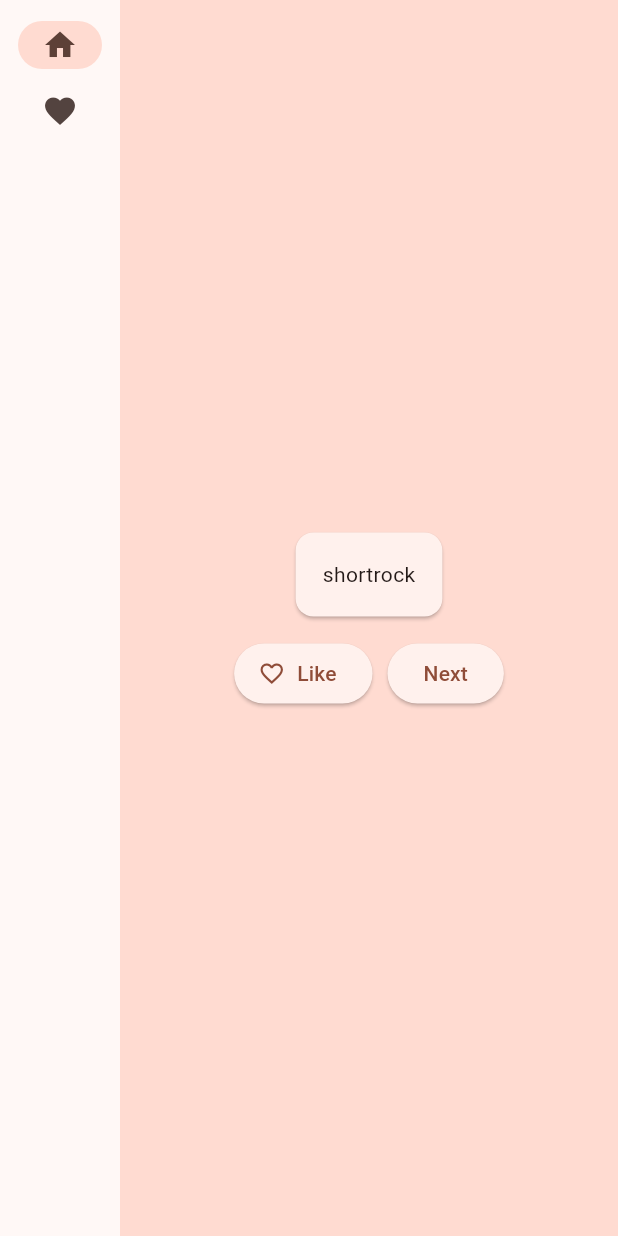
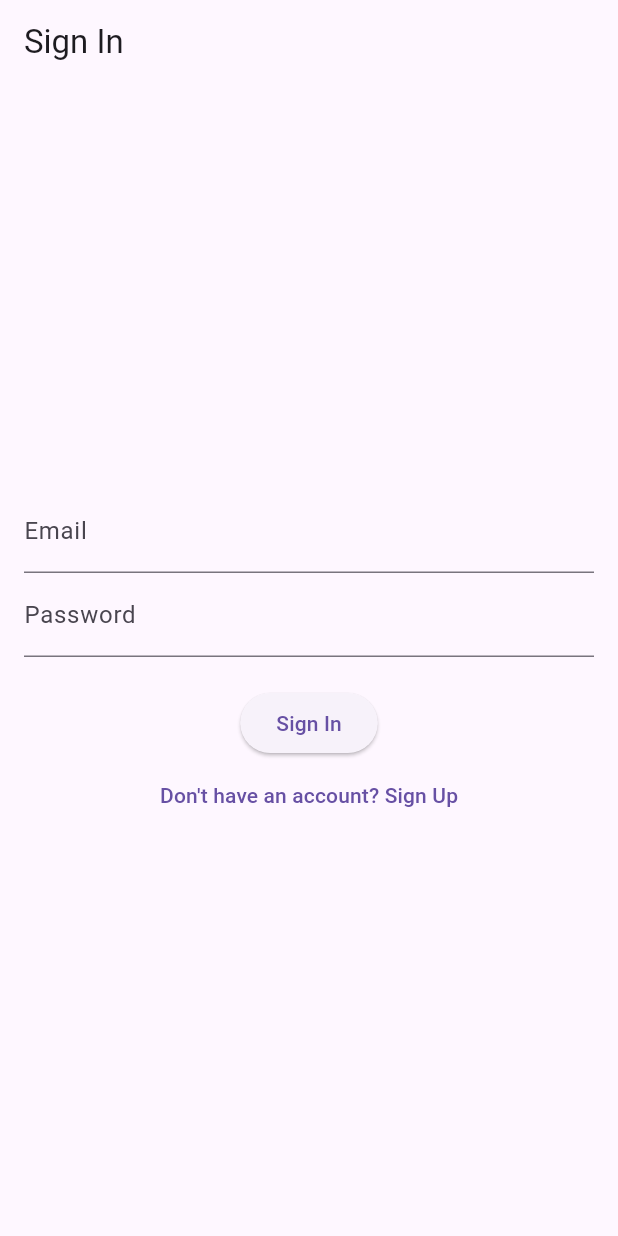
Before and after one commit to kechkarayoub/hquality, a Flutter app: the screen it shows after launch, on a phone screen of 412 x 824 dp. Run offline on Flutter 3.47's test engine with Material 3 defaults, Android fonts, the phone set to English and light mode, and no system bars.

Commit message:
begin sign in/up pages

```diff
--- a/lib/main.dart
+++ b/lib/main.dart
@@ -1,197 +1,24 @@
-import 'package:english_words/english_words.dart';
 import 'package:flutter/material.dart';
-import 'package:provider/provider.dart';
+import 'pages/sign_in_page.dart';
+import 'pages/sign_up_page.dart';
 
 void main() {
   runApp(MyApp());
 }
 
 class MyApp extends StatelessWidget {
-  const MyApp({super.key});
-
   @override
   Widget build(BuildContext context) {
-    return ChangeNotifierProvider(
-      create: (context) => MyAppState(),
-      child: MaterialApp(
-        title: 'Namer App',
-        theme: ThemeData(
-          useMaterial3: true,
-          colorScheme: ColorScheme.fromSeed(seedColor: Colors.deepOrange),
-        ),
-        home: MyHomePage(),
+    return MaterialApp(
+      title: 'Auth App',
+      theme: ThemeData(
+        primarySwatch: Colors.blue,
       ),
+      home: SignInPage(),
+      routes: {
+        SignInPage.routeName: (context) => SignInPage(),
+        SignUpPage.routeName: (context) => SignUpPage(),
+      },
     );
   }
 }
-
-class MyAppState extends ChangeNotifier {
-  var current = WordPair.random();
-  void getNext(){
-    current = WordPair.random();
-    notifyListeners();
-  }
-  var favorites = <WordPair>[];
-
-  void toggleFavorite() {
-    if (favorites.contains(current)) {
-      favorites.remove(current);
-    } else {
-      favorites.add(current);
-    }
-    notifyListeners();
-  }
-}
-
-
-class MyHomePage extends StatefulWidget {
-  @override
-  State<MyHomePage> createState() => _MyHomePageState();
-}
-
-class _MyHomePageState extends State<MyHomePage> {
-  var selectedIndex = 0;
-  @override
-  Widget build(BuildContext context) {
-    Widget page;
-    switch (selectedIndex) {
-      case 0:
-        page = GeneratorPage();
-        break;
-      case 1:
-        page = FavoritesPage();
-        break;
-      default:
-        throw UnimplementedError('no widget for $selectedIndex');
-    }
-    return LayoutBuilder(
-      builder: (context, constraints) {
-        return Scaffold(
-          body: Row(
-            children: [
-              SafeArea(
-                child: NavigationRail(
-                  extended: constraints.maxWidth >= 600,
-                  destinations: [
-                    NavigationRailDestination(
-                      icon: Icon(Icons.home),
-                      label: Text('Home'),
-                    ),
-                    NavigationRailDestination(
-                      icon: Icon(Icons.favorite),
-                      label: Text('Favorites'),
-                    ),
-                  ],
-                  selectedIndex: selectedIndex,
-                  onDestinationSelected: (value) {
-                    setState(() {
-                      selectedIndex = value;
-                    });
-                  },
-                ),
-              ),
-              Expanded(
-                child: Container(
-                  color: Theme.of(context).colorScheme.primaryContainer,
-                  child: page,
-                ),
-              ),
-            ],
-          ),
-        );
-      }
-    );
-  }
-}
-
-
-class GeneratorPage extends StatelessWidget {
-  @override
-  Widget build(BuildContext context) {
-    var appState = context.watch<MyAppState>();
-    var pair = appState.current;
-
-    IconData icon;
-    if (appState.favorites.contains(pair)) {
-      icon = Icons.favorite;
-    } else {
-      icon = Icons.favorite_border;
-    }
-
-    return Center(
-      child: Column(
-        mainAxisAlignment: MainAxisAlignment.center,
-        children: [
-          BigCard(pair: pair),
-          SizedBox(height: 10),
-          Row(
-            mainAxisSize: MainAxisSize.min,
-            children: [
-              ElevatedButton.icon(
-                onPressed: () {
-                  appState.toggleFavorite();
-                },
-                icon: Icon(icon),
-                label: Text('Like'),
-              ),
-              SizedBox(width: 10),
-              ElevatedButton(
-                onPressed: () {
-                  appState.getNext();
-                },
-                child: Text('Next'),
-              ),
-            ],
-          ),
-        ],
-      ),
-    );
-  }
-}
-
-class FavoritesPage extends StatelessWidget {
-  @override
-  Widget build(BuildContext context) {
-    var appState = context.watch<MyAppState>();
-
-    if (appState.favorites.isEmpty) {
-      return Center(
-        child: Text('No favorites yet.'),
-      );
-    }
-
-    return ListView(
-      children: [
-        Padding(
-          padding: const EdgeInsets.all(20),
-          child: Text('You have '
-              '${appState.favorites.length} favorites:'),
-        ),
-        for (var pair in appState.favorites)
-          ListTile(
-            leading: Icon(Icons.favorite),
-            title: Text(pair.asLowerCase),
-          ),
-      ],
-    );
-  }
-}
-
-class BigCard extends StatelessWidget {
-  const BigCard({
-    super.key,
-    required this.pair,
-  });
-
-  final WordPair pair;
-
-  @override
-  Widget build(BuildContext context) {
-    return Card(
-      child: Padding(
-        padding: const EdgeInsets.all(18.0),
-        child: Text(pair.asLowerCase),
-      ),
-    );
-  }
-}
--- /dev/null
+++ b/lib/pages/sign_in_page.dart
@@ -0,0 +1,86 @@
+import 'package:flutter/material.dart';
+import 'sign_up_page.dart';
+
+class SignInPage extends StatefulWidget {
+  static const routeName = '/sign-in';
+
+  @override
+  _SignInPageState createState() => _SignInPageState();
+}
+
+class _SignInPageState extends State<SignInPage> {
+  final _formKey = GlobalKey<FormState>();
+  final TextEditingController _emailController = TextEditingController();
+  final TextEditingController _passwordController = TextEditingController();
+
+  @override
+  Widget build(BuildContext context) {
+    return Scaffold(
+      appBar: AppBar(
+        title: Text('Sign In'),
+      ),
+      body: Padding(
+        padding: EdgeInsets.all(16.0),
+        child: Form(
+          key: _formKey,
+          child: Column(
+            mainAxisAlignment: MainAxisAlignment.center,
+            children: [
+              TextFormField(
+                controller: _emailController,
+                decoration: InputDecoration(labelText: 'Email'),
+                validator: (value) {
+                  if (value == null || value.isEmpty) {
+                    return 'Please enter your email';
+                  }
+                  if (!RegExp(r'^[^@]+@[^@]+\.[^@]+').hasMatch(value)) {
+                    return 'Please enter a valid email address';
+                  }
+                  return null;
+                },
+              ),
+              TextFormField(
+                controller: _passwordController,
+                decoration: InputDecoration(labelText: 'Password'),
+                obscureText: true,
+                validator: (value) {
+                  if (value == null || value.isEmpty) {
+                    return 'Please enter your password';
+                  }
+                  return null;
+                },
+              ),
+              SizedBox(height: 20),
+              ElevatedButton(
+                onPressed: () {
+                  if (_formKey.currentState!.validate()) {
+                    // Perform the sign-in logic
+                    signInUser();
+                  }
+                },
+                child: Text('Sign In'),
+              ),
+              TextButton(
+                onPressed: () {
+                  Navigator.pushNamed(context, SignUpPage.routeName);
+                },
+                child: Text('Don\'t have an account? Sign Up'),
+              ),
+            ],
+          ),
+        ),
+      ),
+    );
+  }
+
+  void signInUser() {
+    // Add your sign-in logic here, such as an HTTP request to your backend.
+    final email = _emailController.text;
+    final password = _passwordController.text;
+
+    print('Email: $email');
+    print('Password: $password');
+
+    // Here you would send the data to your backend server
+  }
+}
--- /dev/null
+++ b/lib/utils/utils.dart
@@ -0,0 +1,3 @@
+
+final RegExp emailRegExp = RegExp(r'^[a-zA-Z0-9._%+-]+@[a-zA-Z0-9.-]+\.[a-zA-Z]{2,}$');
+final RegExp nameRegExp = RegExp(r"^[a-zA-ZÀ-ÿ\s-]+$");
--- a/pubspec.yaml
+++ b/pubspec.yaml
@@ -11,9 +11,11 @@ environment:
 dependencies:
   flutter:
     sdk: flutter
-
   english_words: ^4.0.0
+  flutter_localizations:
+    sdk: flutter
   http: ^1.2.0
+  intl: ^0.17.0
   provider: ^6.0.0
 
 dev_dependencies:
```
Also changed, not shown: lib/pages/sign_up_page.dart (added, +96 -0 lines).
